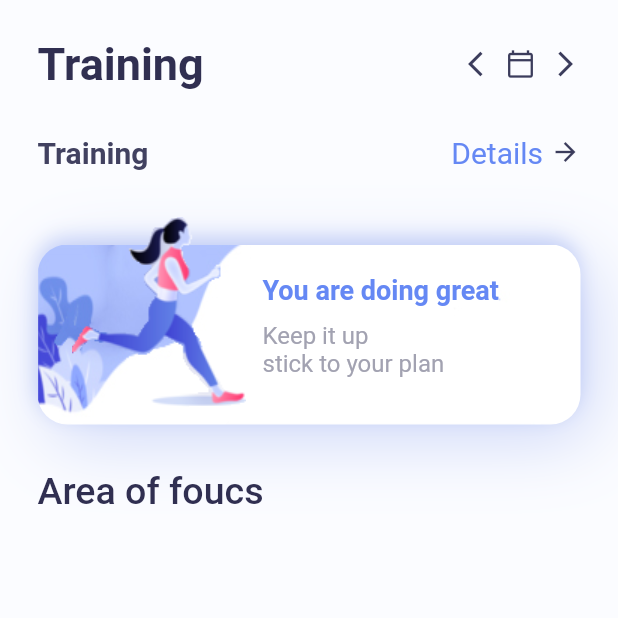
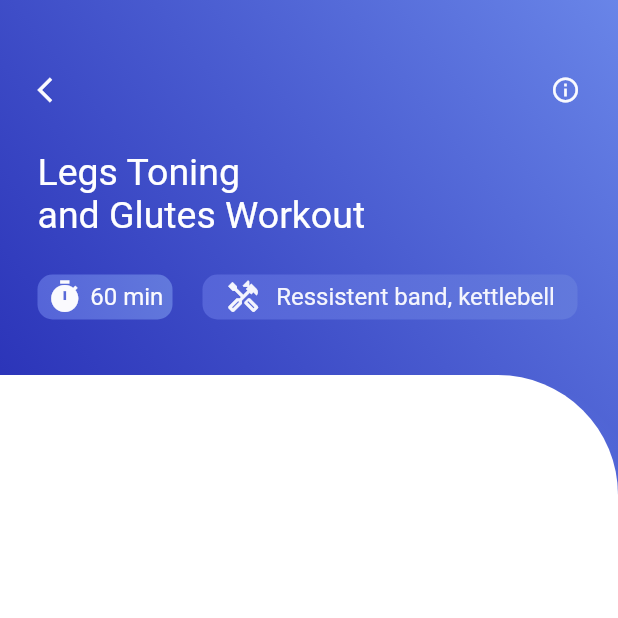
Before and after one commit to hamidhosen42/Flutter-Training-App-With-GetX, a Flutter app: the screen it shows after launch, on a phone screen of 412 x 824 dp, the top half of it. Run offline on Flutter 3.47's test engine with Material 2 defaults, Android fonts, the phone set to English and light mode, and no system bars.

Commit message:
add-home-done

```diff
--- a/json/info.json
+++ b/json/info.json
@@ -22,9 +22,5 @@
   {
     "title": "Arms",
     "img": "assets/ex4.png"
-  },
-  {
-    "title": "Arms",
-    "img": "assets/ex4.png"
   }
 ]
--- a/lib/colors.dart
+++ b/lib/colors.dart
@@ -1,21 +1,21 @@
-import 'package:flutter/animation.dart';
+import 'package:flutter/material.dart';
 
-class AppColor {
-  static Color homePageBackground = const Color(0xFFfbfcff);
-  static Color gradienFirst = const Color(0xff0f17ad);
-  static Color gradienSecond = const Color(0xFF6985e8);
-  static Color homePageTitle = const Color(0xFF302f51);
-  static Color homePageSubtitle = const Color(0xFF414160);
-  static Color homePageDetails = const Color(0xFF6588f4);
-  static Color homePageIcons = const Color(0xFF3b3c5c);
-  static Color homePageContainerTextSmall = const Color(0xFFf4f5fd);
-  static Color homePageContainerTextBig = const Color(0xFFffffff);
-  static Color homePagePlanColor = const Color(0xFFa2a2b1);
-  static Color secondPageTopIconColor = const Color(0xFFb7bce8);
-  static Color secondPageTitleColor = const Color(0xFFfefeff);
-  static Color secondPageContainerGradient1stColor = const Color(0xFFfbfcff);
-  static Color secondPageContainerGradient2ndColor = const Color(0xFFfbfcff);
-  static Color secondPageIconColor = const Color(0xFFfafafe);
+class AppColor{
+  static  Color homePageBackground=const Color(0xFFfbfcff);
+  static  Color gradientFirst=const Color(0xff0f17ad);
+  static  Color gradientSecond=const Color(0xFF6985e8);
+  static  Color homePageTitle=const Color(0xFF302f51);
+  static  Color homePageSubtitle=const Color(0xFF414160);
+  static  Color homePageDetail=const Color(0xFF6588f4);
+  static  Color homePageIcons=const Color(0xFF3b3c5c);
+  static  Color homePageContainerTextSmall=const Color(0xFFf4f5fd);
+  static  Color homePageContainerTextBig=const Color(0xFFffffff);
+  static Color homePagePlanColor=const Color(0xFFa2a2b1);
+  static Color secondPageTopIconColor= const Color(0xFFb7bce8);
+  static Color secondPageTitleColor= const Color(0xFFfefeff);
+  static Color secondPageContainerGradient1stColor= const Color(0xFF5564d8);
+  static Color secondPageContainerGradient2ndColor= const Color(0xFF6279dc);
+  static Color secondPageIconColor= const Color(0xFFfafafe);
   static Color loopColor = const Color(0xFF6d8dea);
   static Color setsColor = const Color(0xFF9999a9);
   static Color circuitsColor = const Color(0xFF2f2f51);
--- a/lib/main.dart
+++ b/lib/main.dart
@@ -1,6 +1,7 @@
 // ignore_for_file: prefer_const_constructors
 import 'package:flutter/material.dart';
 import 'package:traing_app_wth_getx/home_page.dart';
+import 'package:traing_app_wth_getx/video_info.dart';
 
 void main(List<String> args) {
   runApp(MyApp());
@@ -16,7 +17,8 @@ class MyApp extends StatelessWidget {
       theme: ThemeData(
         primarySwatch: Colors.blue,
       ),
-      home: HomePage(),
+      // home: HomePage(),
+      home: VideoInfo(),
     );
   }
 }
--- /dev/null
+++ b/lib/video_info.dart
@@ -0,0 +1,167 @@
+// ignore_for_file: prefer_const_constructors, sized_box_for_whitespace
+
+import 'package:flutter/material.dart';
+import 'package:traing_app_wth_getx/colors.dart';
+
+class VideoInfo extends StatefulWidget {
+  const VideoInfo({super.key});
+
+  @override
+  State<VideoInfo> createState() => _VideoInfoState();
+}
+
+class _VideoInfoState extends State<VideoInfo> {
+  @override
+  Widget build(BuildContext context) {
+    return Scaffold(
+      body: Container(
+        decoration: BoxDecoration(
+            gradient: LinearGradient(
+          colors: [
+            AppColor.gradientFirst.withOpacity(0.9),
+            AppColor.gradientSecond,
+          ],
+          begin: FractionalOffset(0.0, 0.4),
+          end: Alignment.topRight,
+        )),
+        child: Column(
+          children: [
+            Container(
+              padding: EdgeInsets.only(top: 50, left: 25, right: 25),
+              width: MediaQuery.of(context).size.width,
+              height: 250,
+              child: Column(
+                crossAxisAlignment: CrossAxisAlignment.start,
+                children: [
+                  Row(
+                    children: [
+                      Icon(
+                        Icons.arrow_back_ios,
+                        size: 20,
+                        color: AppColor.secondPageIconColor,
+                      ),
+                      Expanded(child: Container()),
+                      Icon(
+                        Icons.info_outline,
+                        size: 20,
+                        color: AppColor.secondPageIconColor,
+                      )
+                    ],
+                  ),
+                  SizedBox(
+                    height: 30,
+                  ),
+                  Text(
+                    "Legs Toning",
+                    style: TextStyle(
+                      fontSize: 25,
+                      color: AppColor.secondPageTitleColor,
+                    ),
+                  ),
+                  Text(
+                    "and Glutes Workout",
+                    style: TextStyle(
+                      fontSize: 25,
+                      color: AppColor.secondPageTitleColor,
+                    ),
+                  ),
+                  SizedBox(
+                    height: 25,
+                  ),
+                  Row(
+                    children: [
+                      Container(
+                        width: 90,
+                        height: 30,
+                        decoration: BoxDecoration(
+                            borderRadius: BorderRadius.circular(10),
+                            gradient: LinearGradient(
+                                colors: [
+                                  AppColor.secondPageContainerGradient1stColor,
+                                  AppColor.secondPageContainerGradient2ndColor
+                                ],
+                                begin: Alignment.bottomLeft,
+                                end: Alignment.topRight)),
+                        child: Row(
+                          mainAxisAlignment: MainAxisAlignment.center,
+                          children: [
+                            Icon(
+                              Icons.timer,
+                              color: AppColor.secondPageIconColor,
+                            ),
+                            SizedBox(
+                              width: 5,
+                            ),
+                            Text(
+                              "60 min",
+                              style: TextStyle(
+                                  fontSize: 16,
+                                  color: AppColor.secondPageIconColor),
+                            ),
+                          ],
+                        ),
+                      ),
+                      SizedBox(
+                        width: 20,
+                      ),
+                      Container(
+                        width: 250,
+                        height: 30,
+                        decoration: BoxDecoration(
+                            borderRadius: BorderRadius.circular(10),
+                            gradient: LinearGradient(
+                                colors: [
+                                  AppColor.secondPageContainerGradient1stColor,
+                                  AppColor.secondPageContainerGradient2ndColor
+                                ],
+                                begin: Alignment.bottomLeft,
+                                end: Alignment.topRight)),
+                        child: Row(
+                          mainAxisAlignment: MainAxisAlignment.center,
+                          children: [
+                            Icon(
+                              Icons.handyman_outlined,
+                              color: AppColor.homePageContainerTextSmall,
+                            ),
+                            SizedBox(
+                              width: 10,
+                            ),
+                            Text(
+                              "Ressistent band, kettlebell",
+                              style: TextStyle(
+                                  fontSize: 16,
+                                  color: AppColor.homePageContainerTextSmall),
+                            ),
+                          ],
+                        ),
+                      ),
+                    ],
+                  ),
+                ],
+              ),
+            ),
+            Expanded(
+              child: Container(
+                width: MediaQuery.of(context).size.width,
+                // height: 500,
+                decoration: BoxDecoration(
+                  color: Colors.white,
+                  borderRadius: BorderRadius.only(
+                    topRight: Radius.circular(80),
+                  ),
+                  boxShadow: [
+                    BoxShadow(
+                      offset: Offset(5, 10),
+                      blurRadius: 10,
+                      color: AppColor.gradientSecond.withOpacity(0.2),
+                    ),
+                  ],
+                ),
+              ),
+            ),
+          ],
+        ),
+      ),
+    );
+  }
+}
```
Also changed, not shown: lib/home_page.dart (+169 -163 lines).
